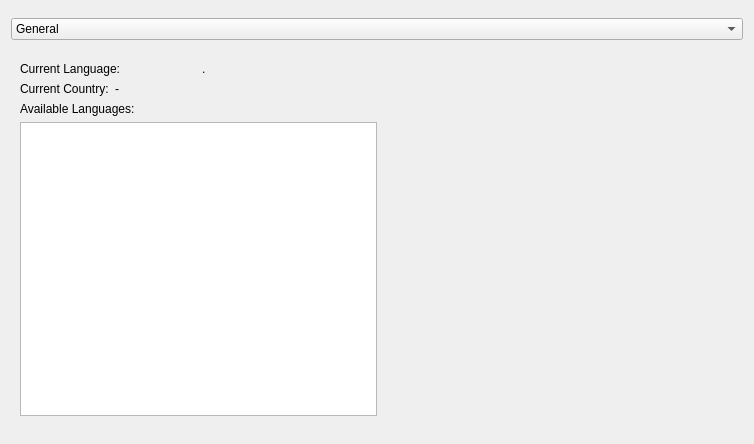
Above: examples/sysinfo/dialog_small_landscape.ui from qtproject/qt-mobility before the change. Below: the same form after it.
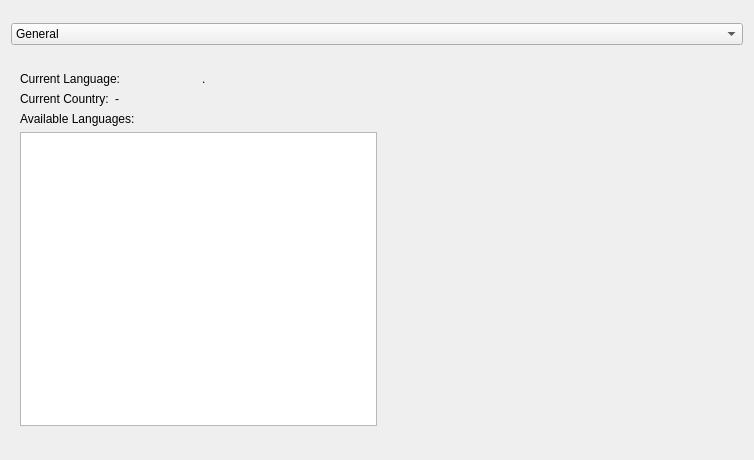
That is the form after the change. Icons and pictures are not drawn.

Commit message: do not use autoexclusive radiobuttons. Fixes non working keyboard flipped signal

What changed in the file:
```diff
--- a/examples/sysinfo/dialog_small_landscape.ui
+++ b/examples/sysinfo/dialog_small_landscape.ui
@@ -7,7 +7,7 @@
     <x>0</x>
     <y>0</y>
     <width>750</width>
-    <height>444</height>
+    <height>460</height>
    </rect>
   </property>
   <property name="windowTitle">
```
Left out of the diff: 9 changed lines with no effect on the pictures.
